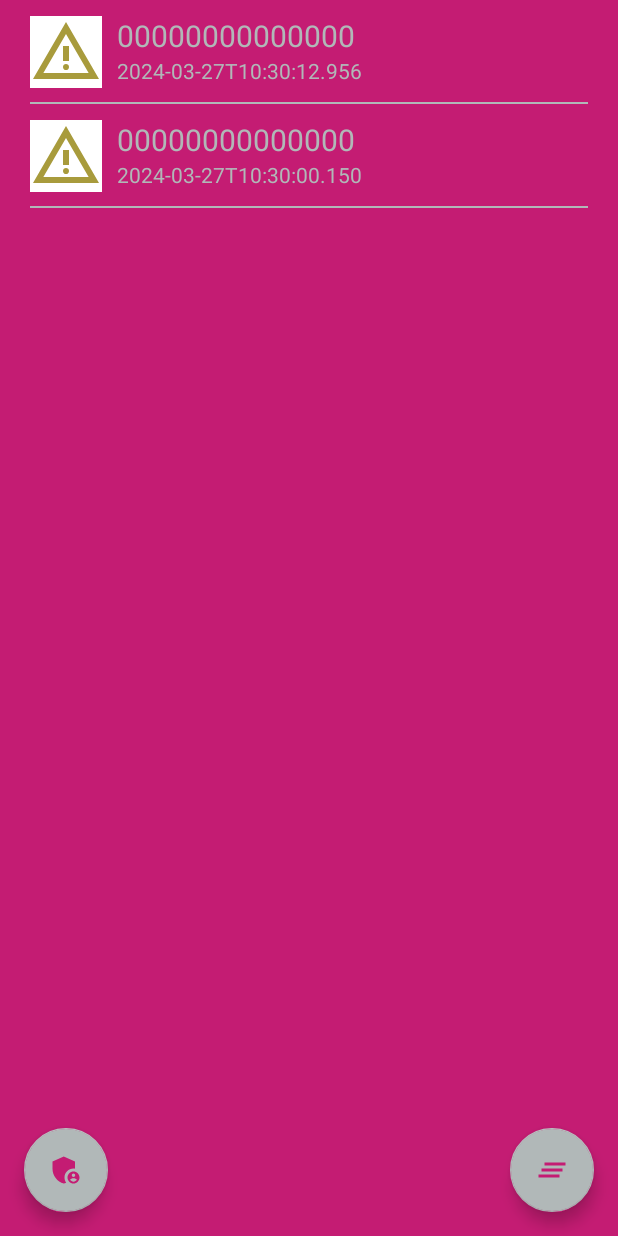
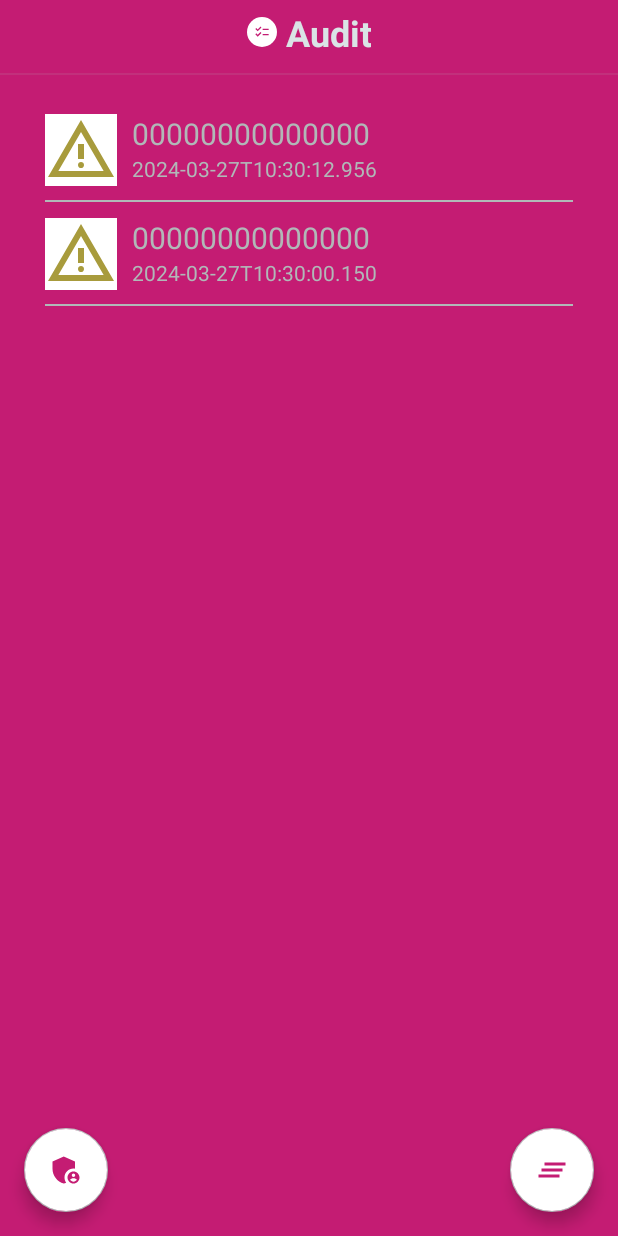
Before and after one commit to sebastianvz/Matipos-telpo-app, an Android app: the Audit screen opened directly, with no data from a screen before it, on a phone screen of 412 x 824 dp. Run offline under Robolectric (Android 15) with nearby library versions, the phone set to English and light mode, and no system bars; our stand-ins replace Room's generated code.

Commit message:
Version 1.0.0QA

```diff
--- a/app/src/main/java/com/example/telpoandroiddemo/infraestructure/services/MatiposService.java
+++ b/app/src/main/java/com/example/telpoandroiddemo/infraestructure/services/MatiposService.java
@@ -37,7 +37,7 @@ public class MatiposService implements IMatiposService {
             URL url = new URL(urlBase);
             httpCon = (HttpURLConnection) url.openConnection();
             httpCon.setDoOutput(true);
-            httpCon.setRequestMethod("PUT");
+            httpCon.setRequestMethod("POST");
             httpCon.setRequestProperty("Content-Type", "application/json");
 
             // Set the connection timeout to 5000 milliseconds
--- a/app/src/main/java/com/example/telpoandroiddemo/ui/SettingsActivity.java
+++ b/app/src/main/java/com/example/telpoandroiddemo/ui/SettingsActivity.java
@@ -4,7 +4,6 @@ import android.content.Intent;
 import android.content.pm.PackageInfo;
 import android.content.pm.PackageManager;
 import android.os.Bundle;
-import android.view.KeyEvent;
 import android.view.View;
 import android.view.Window;
 import android.view.inputmethod.EditorInfo;
@@ -144,7 +143,7 @@ public class SettingsActivity extends AppCompatActivity {
     private boolean hideKeyBoard(View v, int actionId) {
         if (actionId == EditorInfo.IME_ACTION_NEXT || actionId == EditorInfo.IME_ACTION_DONE) {
             try {
-                InputMethodManager imm = (InputMethodManager) getSystemService(getApplicationContext().INPUT_METHOD_SERVICE);
+                InputMethodManager imm = (InputMethodManager) getSystemService(INPUT_METHOD_SERVICE);
                 imm.hideSoftInputFromWindow(v.getWindowToken(), 0);
             } catch (Exception ignored) {}
             return true;
--- a/app/src/main/res/layout/activity_audit.xml
+++ b/app/src/main/res/layout/activity_audit.xml
@@ -7,10 +7,54 @@
     android:background="@color/colorPrimaryDark"
     tools:context=".ui.Audit">
 
-    <androidx.recyclerview.widget.RecyclerView
+    <LinearLayout
         android:layout_width="match_parent"
         android:layout_height="wrap_content"
-        android:id="@+id/recycler_view"/>
+        android:orientation="vertical">
+
+        <LinearLayout
+            android:layout_width="match_parent"
+            android:layout_height="wrap_content"
+            android:gravity="center"
+            android:orientation="horizontal"
+            android:paddingTop="5dp"
+            android:paddingBottom="5dp"
+            tools:ignore="UseCompoundDrawables">
+
+            <ImageView
+                android:layout_width="20dp"
+                android:layout_height="20dp"
+                android:layout_gravity="center"
+                android:background="@drawable/rounded"
+                android:contentDescription="@string/logo_settings"
+                android:src="@drawable/baseline_checklist_24" />
+
+            <TextView
+                android:layout_width="wrap_content"
+                android:layout_height="wrap_content"
+                android:paddingStart="5dp"
+                android:text="@string/audit"
+                android:textAlignment="center"
+                android:textColor="@color/mText"
+                android:textSize="24sp"
+                android:textStyle="bold"
+                tools:ignore="RtlSymmetry" />
+
+        </LinearLayout>
+
+        <com.google.android.material.divider.MaterialDivider
+            android:layout_width="match_parent"
+            android:layout_height="wrap_content"
+            android:layout_marginTop="5dp"
+            android:layout_marginBottom="5dp" />
+
+        <androidx.recyclerview.widget.RecyclerView
+            android:id="@+id/recycler_view"
+            android:layout_width="match_parent"
+            android:layout_height="wrap_content"
+            android:layout_margin="10dp" />
+
+    </LinearLayout>
 
     <com.google.android.material.floatingactionbutton.FloatingActionButton
         android:id="@+id/btn_home"
@@ -18,6 +62,7 @@
         android:layout_height="wrap_content"
         android:layout_gravity="bottom|left"
         android:layout_margin="16dp"
+        android:backgroundTint="@color/white"
         android:contentDescription="@string/go_to_settings_app"
         android:src="@drawable/baseline_admin_panel_settings_24"
         tools:ignore="RtlHardcoded" />
@@ -29,6 +74,7 @@
         android:layout_gravity="bottom|right"
         android:layout_margin="16dp"
         android:contentDescription="@string/go_to_settings_app"
+        android:backgroundTint="@color/white"
         android:src="@drawable/outline_clear_all_24"
         tools:ignore="RtlHardcoded" />
 
--- a/app/src/main/res/layout/activity_main.xml
+++ b/app/src/main/res/layout/activity_main.xml
@@ -43,6 +43,7 @@
         android:layout_gravity="bottom|right"
         android:layout_margin="16dp"
         tools:ignore="RtlHardcoded"
+        android:backgroundTint="@color/white"
         android:src="@drawable/baseline_admin_panel_settings_24"
         android:contentDescription="@string/go_to_settings_app"/>
 
--- a/app/src/main/res/values/strings.xml
+++ b/app/src/main/res/values/strings.xml
@@ -35,4 +35,5 @@
     <string name="response_status">Response status</string>
     <string name="my_code">My Code</string>
     <string name="datetime">datetime</string>
+    <string name="audit">Audit</string>
 </resources>
```
Also changed, not shown: app/src/main/java/com/example/telpoandroiddemo/ui/MainActivity.java (+3 -5 lines), app/src/main/res/layout/settings_activity.xml (+8 -3 lines).
